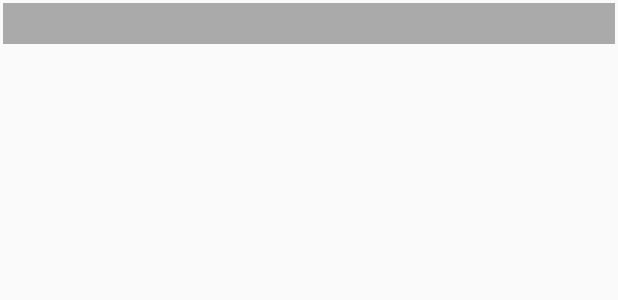
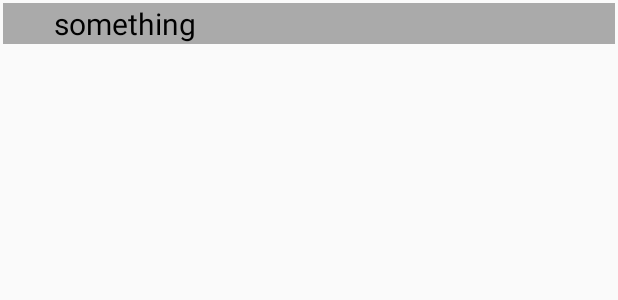
Before and after one commit to meryanh/iLearnTracker, an Android app: the layout assignment_list_layout.xml on its own in the app's theme, with its tools: preview values and no code run, on a phone screen of 412 x 824 dp. Shown: the top 300 px of the screen. Run offline under Robolectric (Android 15) with nearby library versions, the phone set to English and light mode, and no system bars.

Commit message:
Padded left of assignment list layout title text.

```diff
--- a/app/src/main/res/layout/assignment_list_layout.xml
+++ b/app/src/main/res/layout/assignment_list_layout.xml
@@ -11,10 +11,11 @@
         android:id="@+id/lblListHeader"
         android:layout_width="fill_parent"
         android:layout_height="fill_parent"
-        android:paddingLeft="4dp"
+        android:paddingLeft="34dp"
         android:textSize="20sp"
         android:textColor="@android:color/black"
         android:background="@android:color/darker_gray"
-        android:textStyle="normal" />
+        android:textStyle="normal"
+        android:text="something" />
 
 </LinearLayout>
```
